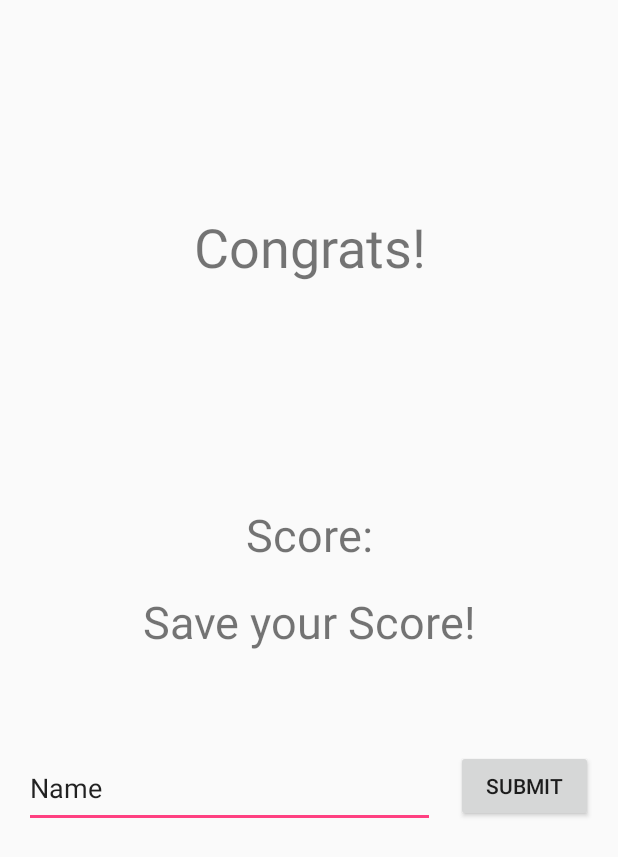
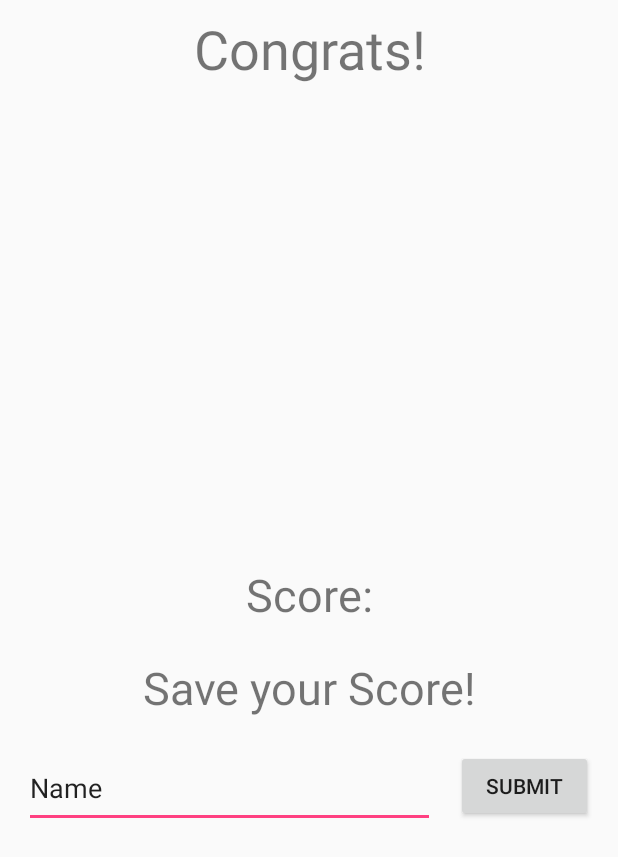
Before and after one commit to SwaySway/CardGame, an Android app: the layout activity_win_game.xml on its own in the app's theme, with its tools: preview values and no code run, on a phone screen of 412 x 824 dp. Shown: the top 857 px of the screen. Run offline under Robolectric (Android 15) with nearby library versions, the phone set to English and light mode, and no system bars.

Commit message:
editing editor

```diff
--- a/app/build.gradle
+++ b/app/build.gradle
@@ -22,6 +22,7 @@ dependencies {
     implementation fileTree(include: ['*.jar'], dir: 'libs')
     implementation 'com.android.support:appcompat-v7:26.1.0'
     implementation 'com.android.support.constraint:constraint-layout:1.0.2'
+    implementation 'com.android.support:design:26.1.0'
     testImplementation 'junit:junit:4.12'
     androidTestImplementation 'com.android.support.test:runner:1.0.1'
     androidTestImplementation 'com.android.support.test.espresso:espresso-core:3.0.1'
--- a/app/src/main/java/com/example/josue/cardgame/BGMService.java
+++ b/app/src/main/java/com/example/josue/cardgame/BGMService.java
@@ -29,6 +29,7 @@ BGMService extends Service {
         player = MediaPlayer.create(this, R.raw.bgm);
         player.setLooping(true); // Set looping
         player.setVolume(100,100);
+        //player.start();
 
     }
     // This suppress comment is the only thing keeping the method from being uncompilable
@@ -37,7 +38,7 @@ BGMService extends Service {
     public int onStartCommand(Intent intent, int flags, int startId) {
         player.start();
         // This will start the player with the initialization of the game
-        return START_STICKY;
+        return 1;
     }
 
     // I think this is unnecessary since we aren't binding anything
--- a/app/src/main/java/com/example/josue/cardgame/MainMenu.java
+++ b/app/src/main/java/com/example/josue/cardgame/MainMenu.java
@@ -51,6 +51,8 @@ public class MainMenu extends AppCompatActivity {
 
     public void showHighscores(View view){
         //launches intent into highscores
+        Intent hsIntent = new Intent(MainMenu.this, Highscore.class);
+        startActivity(hsIntent);
     }
 
 
--- a/app/src/main/java/com/example/josue/cardgame/WinGameActivity.java
+++ b/app/src/main/java/com/example/josue/cardgame/WinGameActivity.java
@@ -22,6 +22,7 @@ public class WinGameActivity extends AppCompatActivity {
 
     private TextView scoreView;
     private EditText nameField;
+    private String filename;
     private Button submit;
     private int score;
     private ArrayList<Score> scores = new ArrayList<Score>();
@@ -37,6 +38,8 @@ public class WinGameActivity extends AppCompatActivity {
         submit = findViewById(R.id.submit);
         score = getIntent().getIntExtra("Score", 0);
         String result = "Score: " + String.valueOf(score)+"!";
+        int cards = getIntent().getIntExtra("NumofCards", 0);
+        filename = "highscore"+String.valueOf(cards);
         scoreView.setText(result);
         nameField.setOnClickListener(new View.OnClickListener() {
             @Override
@@ -70,7 +73,7 @@ public class WinGameActivity extends AppCompatActivity {
     }
 
     private void finalScore(){
-      //write to file
+      //write to file use filename string for name of file
 
     }
 
--- a/app/src/main/res/layout/activity_win_game.xml
+++ b/app/src/main/res/layout/activity_win_game.xml
@@ -20,13 +20,14 @@
         app:layout_constraintBottom_toTopOf="@+id/finalScore"
         app:layout_constraintEnd_toEndOf="parent"
         app:layout_constraintStart_toStartOf="parent"
-        app:layout_constraintTop_toTopOf="parent" />
+        app:layout_constraintTop_toTopOf="parent"
+        app:layout_constraintVertical_bias="0.0" />
 
     <TextView
         android:id="@+id/descriptionTitle"
         android:layout_width="wrap_content"
         android:layout_height="wrap_content"
-        android:layout_marginBottom="64dp"
+        android:layout_marginBottom="20dp"
         android:layout_marginEnd="8dp"
         android:layout_marginStart="8dp"
         android:text="@string/savescore"
@@ -40,7 +41,7 @@
         android:id="@+id/finalScore"
         android:layout_width="163dp"
         android:layout_height="50dp"
-        android:layout_marginBottom="8dp"
+        android:layout_marginBottom="12dp"
         android:layout_marginEnd="8dp"
         android:layout_marginStart="8dp"
         android:text="@string/finalscore"
@@ -48,6 +49,7 @@
         android:textSize="30sp"
         app:layout_constraintBottom_toTopOf="@+id/descriptionTitle"
         app:layout_constraintEnd_toEndOf="parent"
+        app:layout_constraintHorizontal_bias="0.502"
         app:layout_constraintStart_toStartOf="parent" />
 
     <EditText
--- /dev/null
+++ b/app/src/main/res/values-w820dp/dimens.xml
@@ -0,0 +1,6 @@
+<resources>
+    <!-- Example customization of dimensions originally defined in res/values/dimens.xml
+         (such as screen margins) for screens with more than 820dp of available width. This
+         would include 7" and 10" devices in landscape (~960dp and ~1280dp respectively). -->
+    <dimen name="activity_horizontal_margin">64dp</dimen>
+</resources>
--- a/app/src/main/res/values/strings.xml
+++ b/app/src/main/res/values/strings.xml
@@ -13,4 +13,7 @@
     <string name="finalscore">Score: </string>
     <string name="name">Name</string>
     <string name="submit">Submit</string>
+    <string name="title_activity_main2">Main2Activity</string>
+    <string name="action_settings">Settings</string>
+    <string name="section_format">Hello World from section: %1$d</string>
 </resources>
--- a/app/src/main/res/values/styles.xml
+++ b/app/src/main/res/values/styles.xml
@@ -1,7 +1,24 @@
 <resources>
 
     <!-- Base application theme. -->
-    <style name="AppTheme" parent="Theme.AppCompat.Light.DarkActionBar">
+    <style name="AppTheme" parent="Theme.AppCompat.Light.NoActionBar">
+        <!-- Customize your theme here. -->
+        <item name="colorPrimary">@color/colorPrimary</item>
+        <item name="colorPrimaryDark">@color/colorPrimaryDark</item>
+        <item name="colorAccent">@color/colorAccent</item>
+
+    </style>
+
+    <style name="AppTheme.NoActionBar">
+        <item name="windowActionBar">false</item>
+        <item name="windowNoTitle">true</item>
+    </style>
+
+
+
+    <style name="AppTheme.AppBarOverlay" parent="ThemeOverlay.AppCompat.Dark.ActionBar" />
+
+    <style name="AppTheme.PopupOverlay" parent="AppTheme.PopupOverlay">
         <!-- Customize your theme here. -->
         <item name="colorPrimary">@color/colorPrimary</item>
         <item name="colorPrimaryDark">@color/colorPrimaryDark</item>
```
Also changed, not shown: app/src/main/AndroidManifest.xml (+6 -5 lines), app/src/main/java/com/example/josue/cardgame/Card.java (+6 -6 lines), app/src/main/res/layout/activity_highscore.xml (+9 -2 lines), app/src/main/res/menu/menu_main2.xml (added, +10 -0 lines), app/src/main/res/values/dimens.xml (added, +7 -0 lines).
